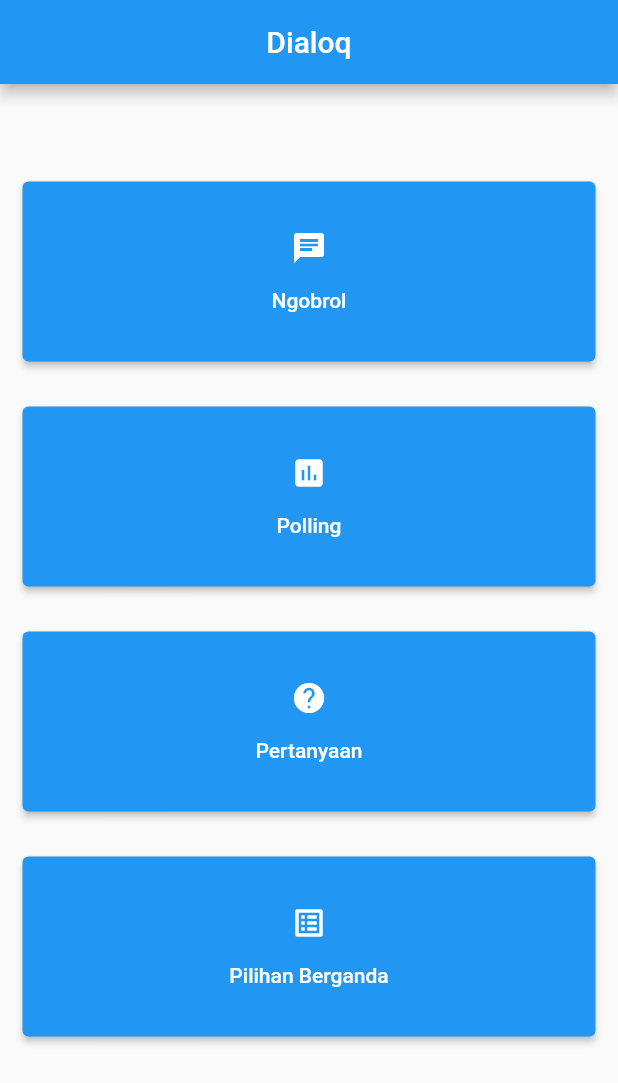
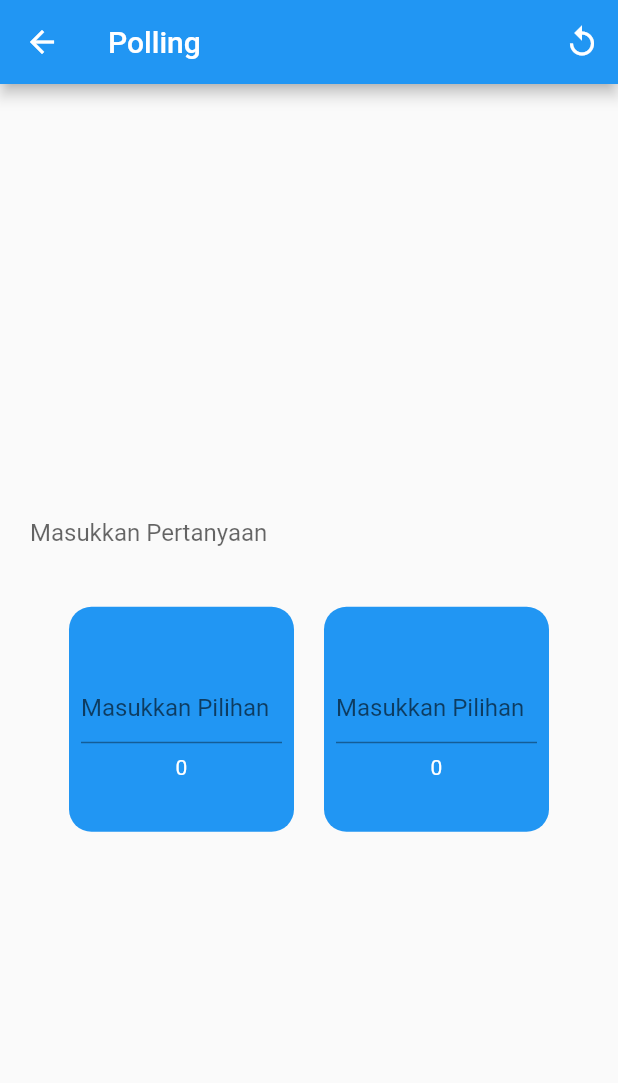
Before and after one commit to algonacci/dialoq, a Flutter app: the screen it shows after launch, after a tap on "Polling", on a phone screen of 412 x 824 dp. Shown: the top 1083 px of the screen. Run offline on Flutter 3.47's test engine with Material 2 defaults, Android fonts, the phone set to English and light mode, and no system bars.

Commit message:
polling feature

```diff
--- a/lib/main.dart
+++ b/lib/main.dart
@@ -1,4 +1,5 @@
 import 'package:dialoq/pages/home.dart';
+import 'package:dialoq/pages/polling.dart';
 import 'package:flutter/material.dart';
 
 void main() {
@@ -18,6 +19,7 @@ class MyApp extends StatelessWidget {
       home: const HomePage(),
       routes: {
         '/home': (context) => const HomePage(),
+        '/polling': (context) => const PollingPage(),
       },
     );
   }
--- a/lib/pages/home.dart
+++ b/lib/pages/home.dart
@@ -12,31 +12,40 @@ class HomePage extends StatelessWidget {
         centerTitle: true,
       ),
       body: SafeArea(
-        child: Center(
+        child: ListView(
+          children: [
+            Center(
               child: Column(
-            children: const [
-              SizedBox(
+                children: [
+                  const SizedBox(
                     height: 50,
                   ),
-              Button(
+                  const Button(
                     text: "Ngobrol",
                     icon: Icons.chat,
                   ),
-              Button(
+                  InkWell(
+                    onTap: () {
+                      Navigator.pushNamed(context, '/polling');
+                    },
+                    child: const Button(
                       text: "Polling",
                       icon: Icons.poll,
                     ),
-              Button(
+                  ),
+                  const Button(
                     text: "Pertanyaan",
                     icon: Icons.help,
                   ),
-              Button(
+                  const Button(
                     text: "Pilihan Berganda",
                     icon: Icons.list_alt,
                   ),
                 ],
               ),
             ),
+          ],
+        ),
       ),
     );
   }
--- /dev/null
+++ b/lib/pages/polling.dart
@@ -0,0 +1,143 @@
+import 'package:flutter/material.dart';
+
+class PollingPage extends StatefulWidget {
+  const PollingPage({super.key});
+
+  @override
+  State<PollingPage> createState() => _PollingPageState();
+}
+
+class _PollingPageState extends State<PollingPage> {
+  int _firstChoiceCounter = 0;
+  int _secondChoiceCounter = 0;
+
+  void _firstIncrementCounter() {
+    setState(() {
+      _firstChoiceCounter++;
+    });
+  }
+
+  void _secondIncrementCounter() {
+    setState(() {
+      _secondChoiceCounter++;
+    });
+  }
+
+  @override
+  Widget build(BuildContext context) {
+    return Scaffold(
+      appBar: AppBar(
+        title: const Text('Polling'),
+        actions: [
+          IconButton(
+            onPressed: () {
+              setState(() {
+                _firstChoiceCounter = 0;
+                _secondChoiceCounter = 0;
+              });
+            },
+            icon: const Icon(
+              Icons.replay_sharp,
+            ),
+          ),
+        ],
+      ),
+      body: Padding(
+        padding: const EdgeInsets.all(8.0),
+        child: Center(
+          child: Column(
+            mainAxisAlignment: MainAxisAlignment.center,
+            crossAxisAlignment: CrossAxisAlignment.center,
+            children: [
+              TextFormField(
+                decoration: InputDecoration(
+                  fillColor: const Color(0xffF1F0F5),
+                  hintText: 'Masukkan Pertanyaan',
+                  enabledBorder: OutlineInputBorder(
+                    borderRadius: BorderRadius.circular(50),
+                    borderSide: BorderSide.none,
+                  ),
+                  focusedBorder: OutlineInputBorder(
+                    borderRadius: BorderRadius.circular(50),
+                    borderSide: const BorderSide(
+                      color: Color(0xff2D8CFF),
+                    ),
+                  ),
+                ),
+              ),
+              const SizedBox(
+                height: 20,
+              ),
+              Row(
+                mainAxisAlignment: MainAxisAlignment.center,
+                children: [
+                  GestureDetector(
+                    onTap: _firstIncrementCounter,
+                    child: Container(
+                      height: 150,
+                      width: 150,
+                      decoration: BoxDecoration(
+                          color: Colors.blue,
+                          borderRadius: BorderRadius.circular(15)),
+                      child: Center(
+                        child: Column(
+                          mainAxisAlignment: MainAxisAlignment.center,
+                          children: [
+                            Padding(
+                              padding: const EdgeInsets.all(8.0),
+                              child: TextFormField(
+                                decoration: const InputDecoration(
+                                  hintText: 'Masukkan Pilihan',
+                                ),
+                              ),
+                            ),
+                            Text(
+                              '$_firstChoiceCounter',
+                              style: const TextStyle(color: Colors.white),
+                            ),
+                          ],
+                        ),
+                      ),
+                    ),
+                  ),
+                  const SizedBox(
+                    width: 20,
+                  ),
+                  GestureDetector(
+                    onTap: _secondIncrementCounter,
+                    child: Container(
+                      height: 150,
+                      width: 150,
+                      decoration: BoxDecoration(
+                          color: Colors.blue,
+                          borderRadius: BorderRadius.circular(15)),
+                      child: Center(
+                        child: Column(
+                          mainAxisAlignment: MainAxisAlignment.center,
+                          children: [
+                            Padding(
+                              padding: const EdgeInsets.all(8.0),
+                              child: TextFormField(
+                                decoration: const InputDecoration(
+                                  hintText: 'Masukkan Pilihan',
+                                ),
+                              ),
+                            ),
+                            Text(
+                              '$_secondChoiceCounter',
+                              style: const TextStyle(color: Colors.white),
+                            ),
+                          ],
+                        ),
+                      ),
+                    ),
+                  ),
+                ],
+              )
+            ],
+          ),
+        ),
+      ),
+    );
+  }
+}
--- a/lib/widget/button.dart
+++ b/lib/widget/button.dart
@@ -14,24 +14,36 @@ class Button extends StatelessWidget {
   Widget build(BuildContext context) {
     return Container(
       padding: const EdgeInsets.all(15),
-      height: 150,
-      width: MediaQuery.of(context).size.width,
-      child: ElevatedButton(
+      margin: const EdgeInsets.only(
+        bottom: 24,
+      ),
+      height: 120,
+      width: MediaQuery.of(context).size.width * 0.8,
+      decoration: BoxDecoration(
+        color: Colors.blue,
+        borderRadius: BorderRadius.circular(
+          20,
+        ),
+      ),
       child: Column(
         mainAxisAlignment: MainAxisAlignment.center,
         children: [
-            Icon(icon),
+          Icon(
+            icon,
+            color: Colors.white,
+          ),
           const SizedBox(
             height: 15,
           ),
           Text(
             text,
+            style: const TextStyle(
+              color: Colors.white,
+            ),
             textAlign: TextAlign.center,
           ),
         ],
       ),
-        onPressed: () {},
-      ),
     );
   }
 }
```
Lines whose indentation alone changed are shown as unchanged.
